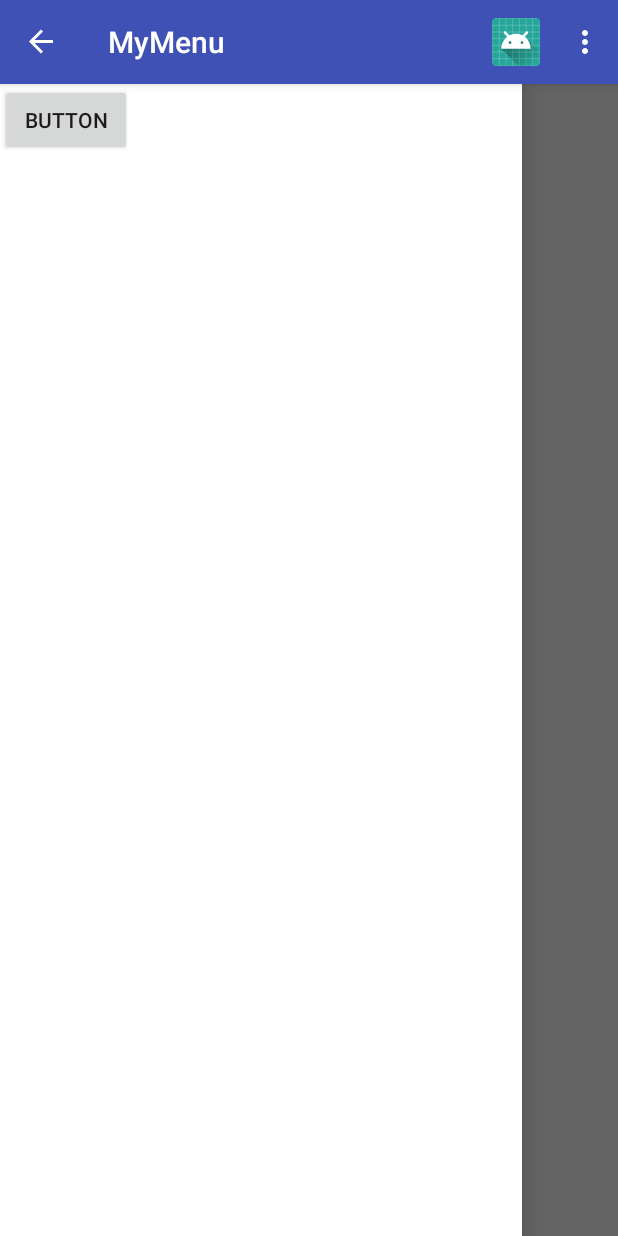
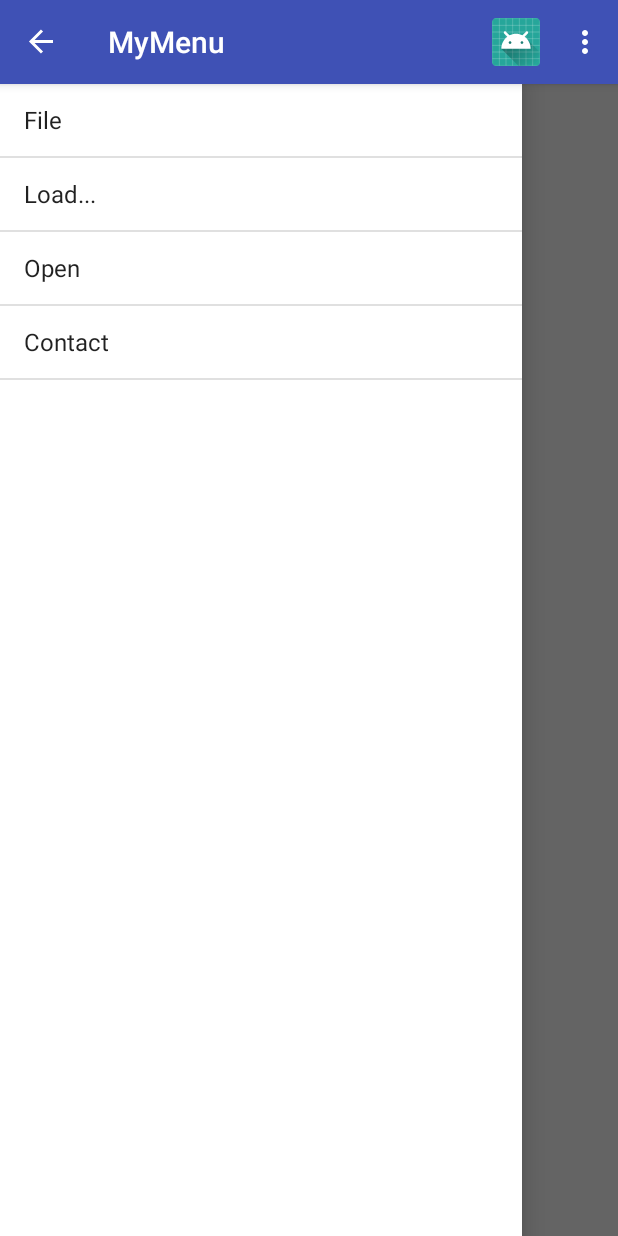
Before and after one commit to Sukanya068/MyMenu30, an Android app: the screen it shows after launch (MainActivity), with the side drawer open, on a phone screen of 412 x 824 dp. Run offline under Robolectric (Android 15) with nearby library versions, the phone set to English and light mode, and no system bars.

Commit message:
will be deleted soon.

```diff
--- a/app/src/main/java/com/werapun/mymenu/MainActivity.java
+++ b/app/src/main/java/com/werapun/mymenu/MainActivity.java
@@ -9,12 +9,16 @@ import android.os.Bundle;
 import android.view.Menu;
 import android.view.MenuInflater;
 import android.view.MenuItem;
+import android.widget.ArrayAdapter;
+import android.widget.ListView;
 import android.widget.Toast;
 
 public class MainActivity extends AppCompatActivity {
 
+    private String [] mDrawerTitle = {"File", "Load...", "Open", "Contact"};
     private DrawerLayout mDrawerLayout;
     private ActionBarDrawerToggle actionBarDrawerToggle;
+    private ListView mListView;
 
     @Override
     public void onConfigurationChanged(Configuration newConfig) {
@@ -41,6 +45,11 @@ public class MainActivity extends AppCompatActivity {
         mDrawerLayout.addDrawerListener(actionBarDrawerToggle);
         getSupportActionBar().setHomeButtonEnabled(true);
         getSupportActionBar().setDisplayHomeAsUpEnabled(true);
+
+        mListView = findViewById(R.id.drawer);
+        ArrayAdapter<String> adapter = new ArrayAdapter<String>(this,
+                android.R.layout.simple_list_item_1, mDrawerTitle);
+        mListView.setAdapter(adapter);
     }
 
     @Override
--- a/app/src/main/res/layout/activity_main.xml
+++ b/app/src/main/res/layout/activity_main.xml
@@ -20,18 +20,12 @@
             app:layout_constraintTop_toTopOf="parent" />
     </android.support.constraint.ConstraintLayout>
 
-    <LinearLayout
+    <ListView
+        android:id="@+id/drawer"
         android:layout_width="match_parent"
         android:layout_height="match_parent"
         android:layout_gravity="start"
         android:background="#FFFFFF">
-
-        <Button
-            android:layout_width="wrap_content"
-            android:layout_height="wrap_content"
-            android:contentDescription="Hello button "
-            android:text="Button"
-            />
-    </LinearLayout>
+    </ListView>
 
 </android.support.v4.widget.DrawerLayout>
```
